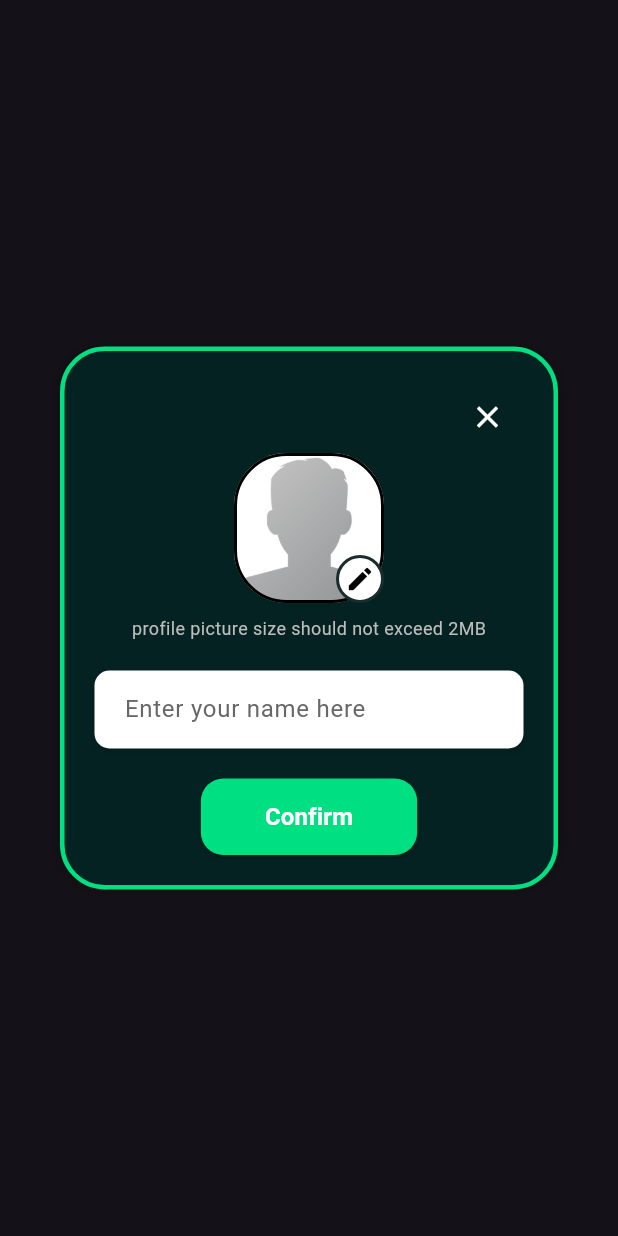
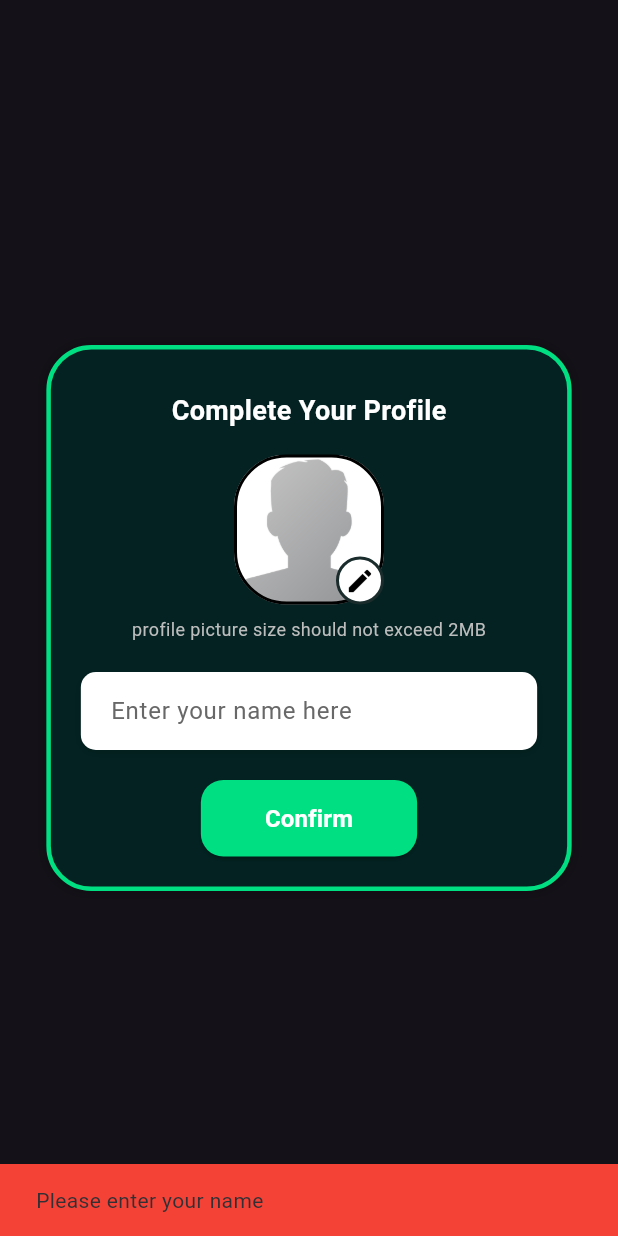
Before and after one commit to syigen/safe-app, a Flutter app: the ProfilePopup widget shown alone on an empty page, opened directly, after a tap on "Confirm", on a phone screen of 412 x 824 dp. Run offline on Flutter 3.47's test engine with Material 3 defaults, Android fonts, the phone set to English and light mode, and no system bars; our stand-ins replace dotted_border, flutter_dotenv, flutter_riverpod, fluttertoast, geocoding, google_maps_flutter and 4 more; missing offline and left inert: app_settings; accounts and stored records are empty; network calls fail; Roboto replaces fonts that are missing (Poppins).

Commit message:
update user_profile_popup.dart

```diff
--- a/lib/components/user_profile_popup.dart
+++ b/lib/components/user_profile_popup.dart
@@ -1,6 +1,7 @@
+import 'dart:io';
+import 'dart:ui';
+import 'package:flutter/cupertino.dart';
 import 'package:flutter/material.dart';
-import 'dart:ui';
-import 'dart:io';
 import 'package:image_picker/image_picker.dart';
 
 class ProfilePopup extends StatefulWidget {
@@ -36,10 +37,15 @@ class ProfilePopupState extends State<ProfilePopup> {
 
   @override
   Widget build(BuildContext context) {
-    return BackdropFilter(
+    return WillPopScope(
+      // Prevent back button from closing the dialog
+      onWillPop: () async => false,
+      child: BackdropFilter(
         filter: ImageFilter.blur(sigmaX: 2, sigmaY: 2),
         child: Dialog(
           backgroundColor: Colors.transparent,
+          // Prevent dismissing by clicking outside
+          insetPadding: EdgeInsets.zero,
           child: Container(
             width: MediaQuery.of(context).size.width * 0.85,
             padding: const EdgeInsets.all(20),
@@ -52,7 +58,7 @@ class ProfilePopupState extends State<ProfilePopup> {
               ),
               boxShadow: [
                 BoxShadow(
-                color: Colors.black.withValues(alpha: 0.2),
+                  color: Colors.black.withOpacity(0.2),
                   blurRadius: 5,
                   spreadRadius: 1,
                 ),
@@ -61,12 +67,19 @@ class ProfilePopupState extends State<ProfilePopup> {
             child: Column(
               mainAxisSize: MainAxisSize.min,
               children: [
-              // Close button
-              Align(
-                alignment: Alignment.topRight,
-                child: IconButton(
-                  icon: const Icon(Icons.close, color: Colors.white),
-                  onPressed: () => Navigator.pop(context),
+                // Removed the close button
+
+                // Title text instead of close button
+                const Padding(
+                  padding: EdgeInsets.only(top: 8.0, bottom: 16.0),
+                  child: Text(
+                    'Complete Your Profile',
+                    style: TextStyle(
+                      color: Colors.white,
+                      fontSize: 18,
+                      fontWeight: FontWeight.bold,
+                      fontFamily: 'Poppins',
+                    ),
                   ),
                 ),
 
@@ -139,7 +152,7 @@ class ProfilePopupState extends State<ProfilePopup> {
                     borderRadius: BorderRadius.circular(10),
                     boxShadow: [
                       BoxShadow(
-                      color: Colors.black.withValues(alpha: 0.1),
+                        color: Colors.black.withOpacity(0.1),
                         blurRadius: 4,
                         offset: const Offset(0, 2),
                       ),
@@ -172,8 +185,7 @@ class ProfilePopupState extends State<ProfilePopup> {
 
                 // Confirm button
                 Container(
-                width: MediaQuery.of(context).size.width *
-                    0.35,
+                  width: MediaQuery.of(context).size.width * 0.35,
                   decoration: BoxDecoration(
                     borderRadius: BorderRadius.circular(10),
                   ),
@@ -182,6 +194,14 @@ class ProfilePopupState extends State<ProfilePopup> {
                       if (_nameController.text.isNotEmpty) {
                         widget.onConfirm?.call(_nameController.text, _imageFile);
                         Navigator.pop(context);
+                      } else {
+                        // Show an error message if name is empty
+                        ScaffoldMessenger.of(context).showSnackBar(
+                          const SnackBar(
+                            content: Text('Please enter your name'),
+                            backgroundColor: Colors.red,
+                          ),
+                        );
                       }
                     },
                     style: ElevatedButton.styleFrom(
@@ -206,6 +226,7 @@ class ProfilePopupState extends State<ProfilePopup> {
             ),
           ),
         ),
+      ),
     );
   }
 
```
Lines whose indentation alone changed are shown as unchanged.
